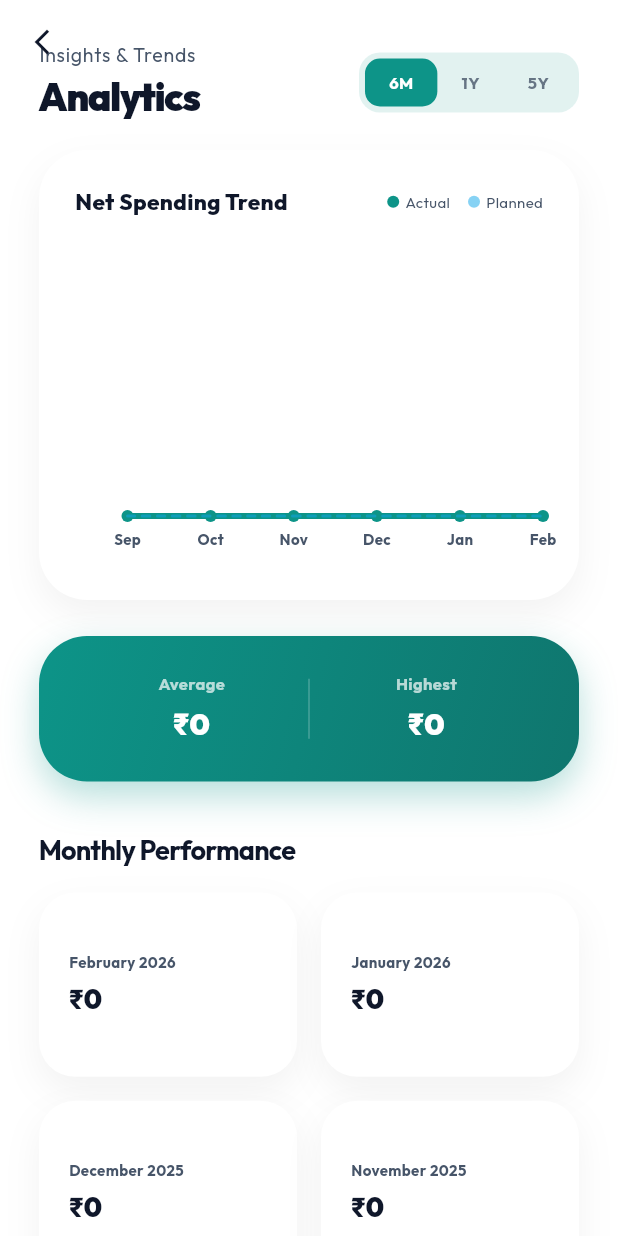
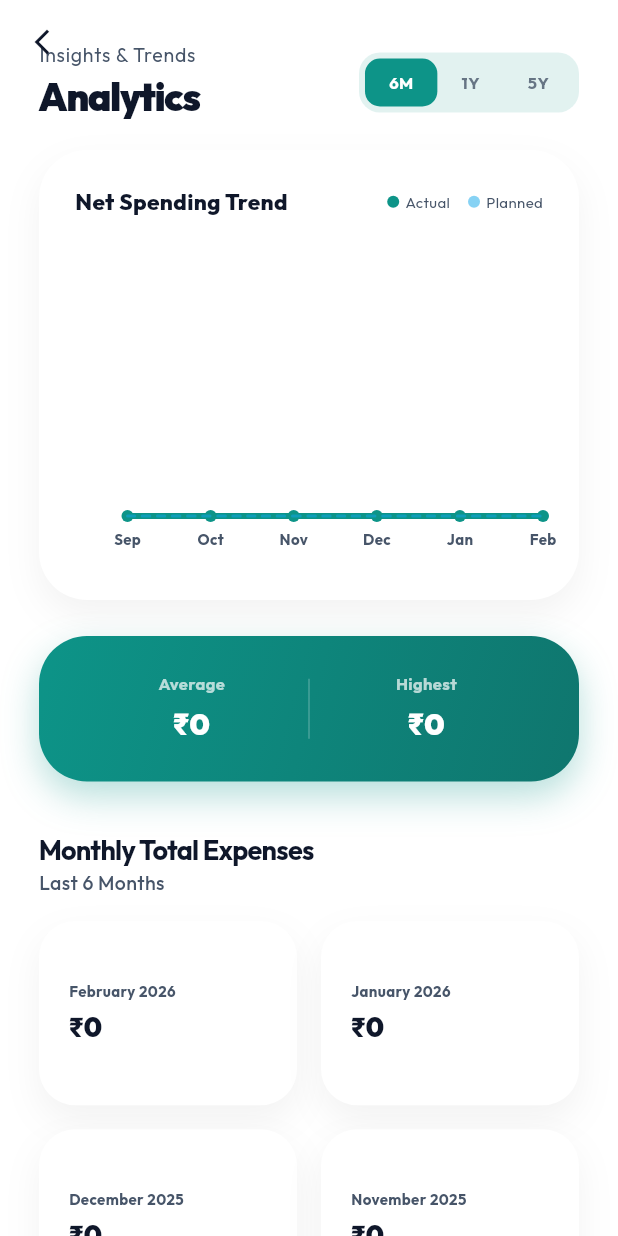
Before and after one commit to vishnu-krishnan/expenze-mobile, a Flutter app: the AnalyticsScreen screen opened directly, on a phone screen of 412 x 824 dp. Run offline on Flutter 3.47's test engine with Material 3 defaults, Android fonts, the phone set to English and light mode, and no system bars; drawn by our look-alikes of fl_chart; our stand-ins replace dio, flutter_dotenv, google_fonts, local_auth, logger, lucide_icons and 3 more; missing offline and left inert: flutter_sms_inbox; accounts and stored records are empty.

Commit message:
fixed bugs on analytics screen

```diff
--- /dev/null
+++ b/docs/business-overview-analytics-pagination.txt
@@ -0,0 +1,29 @@
+Business Overview - Analytics UX & Pagination
+
+Problem
+The Analytics screen had several UX limitations:
+1. Ambiguous Labeling: The "Monthly Performance" title was generic and didn't clearly communicate that it shows total expenses per month.
+2. Missing Period Context: Users couldn't easily see exactly which time window was being analyzed in the list view.
+3. Performance/Clarity Trade-off: Showing up to 60 months (for a 5-year view) at once would lead to a cluttered UI and potentially slow rendering on older devices.
+
+Objective
+To improve the clarity of the Analytics module and optimize the presentation of long-term history through purposeful grouping and pagination.
+
+Feature Summary
+- Clearer Nomenclature: Renamed the history section to "Monthly Total Expenses."
+- Dynamic Context: Added a subtitle that explicitly states the selected window (e.g., "Last 1 Year," "Last 5 Years").
+- Smart Pagination:
+    - Implemented a "Show More History" mechanism.
+    - Initially displays only 6 months of history to maintain UI speed and focus on recent trends.
+    - Allows users to expand the history in increments of 6 months.
+    - Automatically resets when the period is changed to ensure a fresh, relevant start.
+
+Business Value
+- User Confidence: Users know exactly what data they are looking at and for what period.
+- Improved Performance: Reduced initial widget count on the screen, leading to smoother scrolling and faster interaction.
+- Polished UX: Consistent history management that handles both short (6M) and long-term (5Y) analysis gracefully.
+
+Timeline
+- Implementation and Verification: 30 minutes.
+
+Date: 2026-02-17
--- a/lib/presentation/providers/expense_provider.dart
+++ b/lib/presentation/providers/expense_provider.dart
@@ -103,7 +103,28 @@ class ExpenseProvider with ChangeNotifier {
         }
       }
 
-      _trends = filledTrends;
+      if (months == 60) {
+        // Aggregate into 5 yearly values to avoid cluttering the chart
+        final Map<String, Map<String, dynamic>> yearlyAggregation = {};
+        for (var m in filledTrends) {
+          final year = m['month_key'].split('-')[0];
+          if (!yearlyAggregation.containsKey(year)) {
+            yearlyAggregation[year] = {
+              'month_key': '$year-01', // Standardize to 1st Jan of that year
+              'total_planned': 0.0,
+              'total_actual': 0.0,
+            };
+          }
+          yearlyAggregation[year]!['total_planned'] +=
+              (m['total_planned'] as num).toDouble();
+          yearlyAggregation[year]!['total_actual'] +=
+              (m['total_actual'] as num).toDouble();
+        }
+        _trends = yearlyAggregation.values.toList()
+          ..sort((a, b) => a['month_key'].compareTo(b['month_key']));
+      } else {
+        _trends = filledTrends;
+      }
 
       final summary = await _repository.getAnalyticsSummary(months);
       _avgMonthlySpent = summary['avg_spent'] ?? 0;
--- a/lib/presentation/screens/analytics/analytics_screen.dart
+++ b/lib/presentation/screens/analytics/analytics_screen.dart
@@ -93,15 +93,57 @@ class _AnalyticsScreenState extends State<AnalyticsScreen> {
                       _buildSpendingSummary(
                           provider, textColor, secondaryTextColor),
                       const SizedBox(height: 32),
-                      Text('Monthly Performance',
+                      Text(
+                          _selectedPeriod >= 60
+                              ? 'Yearly Total Expenses'
+                              : 'Monthly Total Expenses',
                           style: TextStyle(
                               fontSize: 18,
                               fontWeight: FontWeight.bold,
                               color: textColor,
                               letterSpacing: -0.5)),
+                      Text(
+                          _selectedPeriod >= 12
+                              ? 'Last ${_selectedPeriod ~/ 12} ${(_selectedPeriod ~/ 12) > 1 ? "Years" : "Year"}'
+                              : 'Last $_selectedPeriod Months',
+                          style: TextStyle(
+                              fontSize: 13,
+                              color: secondaryTextColor,
+                              fontWeight: FontWeight.w500)),
                       const SizedBox(height: 16),
                       _buildPerformanceGrid(
                           provider.trends, textColor, secondaryTextColor),
+                      if (provider.trends.length > _visibleMonths)
+                        Padding(
+                          padding: const EdgeInsets.only(top: 16),
+                          child: TextButton(
+                            onPressed: () {
+                              setState(() {
+                                _visibleMonths += 6;
+                              });
+                            },
+                            style: TextButton.styleFrom(
+                              foregroundColor: AppTheme.primary,
+                              padding: const EdgeInsets.symmetric(vertical: 12),
+                              shape: RoundedRectangleBorder(
+                                borderRadius: BorderRadius.circular(12),
+                                side: BorderSide(
+                                    color: AppTheme.primary
+                                        .withValues(alpha: 0.2)),
+                              ),
+                            ),
+                            child: const Row(
+                              mainAxisAlignment: MainAxisAlignment.center,
+                              children: [
+                                Text('Show More History',
+                                    style:
+                                        TextStyle(fontWeight: FontWeight.bold)),
+                                SizedBox(width: 8),
+                                Icon(Icons.keyboard_arrow_down, size: 20),
+                              ],
+                            ),
+                          ),
+                        ),
                       const SizedBox(height: 140),
                     ],
                   ),
@@ -113,6 +155,8 @@ class _AnalyticsScreenState extends State<AnalyticsScreen> {
       ),
     );
   }
+
+  int _visibleMonths = 6;
 
   Widget _buildPeriodSelector(Color textColor) {
     return Container(
@@ -136,7 +180,10 @@ class _AnalyticsScreenState extends State<AnalyticsScreen> {
     final isSelected = _selectedPeriod == months;
     return GestureDetector(
       onTap: () {
-        setState(() => _selectedPeriod = months);
+        setState(() {
+          _selectedPeriod = months;
+          _visibleMonths = 6; // Reset pagination
+        });
         context.read<ExpenseProvider>().loadTrends(months);
       },
       child: AnimatedContainer(
@@ -239,15 +286,18 @@ class _AnalyticsScreenState extends State<AnalyticsScreen> {
               showTitles: true,
               reservedSize: 32,
               // Dynamic interval based on period
-              interval: _selectedPeriod > 12
-                  ? 6
-                  : (_selectedPeriod > 6 ? 2 : 1).toDouble(),
+              interval: _selectedPeriod >= 60
+                  ? 1
+                  : (_selectedPeriod > 12 ? 6 : (_selectedPeriod > 6 ? 2 : 1))
+                      .toDouble(),
               getTitlesWidget: (val, meta) {
                 if (val.toInt() >= 0 && val.toInt() < trends.length) {
                   final key = trends[val.toInt()]['month_key'] as String;
                   final date = DateTime.parse('$key-01');
                   // Show year if period > 1 year
-                  final format = _selectedPeriod > 12 ? 'MMM yy' : 'MMM';
+                  final format = _selectedPeriod >= 60
+                      ? 'yyyy'
+                      : (_selectedPeriod > 12 ? 'MMM yy' : 'MMM');
                   final monthLabel = DateFormat(format).format(date);
                   return SideTitleWidget(
                     meta: meta,
@@ -314,6 +364,7 @@ class _AnalyticsScreenState extends State<AnalyticsScreen> {
                   (e.value['total_actual'] as num).toDouble());
             }).toList(),
             isCurved: true,
+            preventCurveOverShooting: true,
             color: AppTheme.primary,
             barWidth: 4,
             isStrokeCapRound: true,
@@ -337,6 +388,7 @@ class _AnalyticsScreenState extends State<AnalyticsScreen> {
                   (e.value['total_planned'] as num).toDouble());
             }).toList(),
             isCurved: true,
+            preventCurveOverShooting: true,
             color: AppTheme.secondary.withValues(alpha: 0.5),
             barWidth: 2,
             isStrokeCapRound: true,
@@ -359,7 +411,8 @@ class _AnalyticsScreenState extends State<AnalyticsScreen> {
         mainAxisSpacing: 16,
         childAspectRatio: 1.4,
       ),
-      itemCount: trends.length > 4 ? 4 : trends.length,
+      itemCount:
+          trends.length > _visibleMonths ? _visibleMonths : trends.length,
       itemBuilder: (context, index) {
         final data = trends[trends.length - 1 - index];
         final actual = (data['total_actual'] as num).toDouble();
@@ -376,7 +429,7 @@ class _AnalyticsScreenState extends State<AnalyticsScreen> {
             mainAxisAlignment: MainAxisAlignment.center,
             children: [
               Text(
-                  DateFormat('MMMM yyyy')
+                  DateFormat(_selectedPeriod >= 60 ? 'yyyy' : 'MMMM yyyy')
                       .format(DateTime.parse('${data['month_key']}-01')),
                   style: TextStyle(
                       color: secondaryTextColor,
```
Also changed, not shown: docs/business-overview-analytics-5y-aggregation.txt (added, +23 -0 lines), docs/business-overview-analytics-fixes.txt (added, +26 -0 lines), docs/business-overview-analytics-visual-fix.txt (added, +20 -0 lines), docs/technical-specification-analytics-fixes.txt (added, +35 -0 lines), lib/data/repositories/expense_repository.dart (+30 -21 lines), 6 other files.
